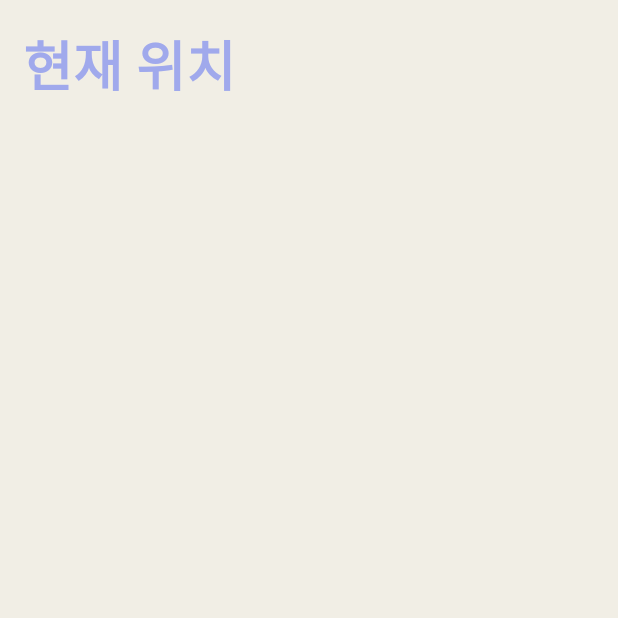
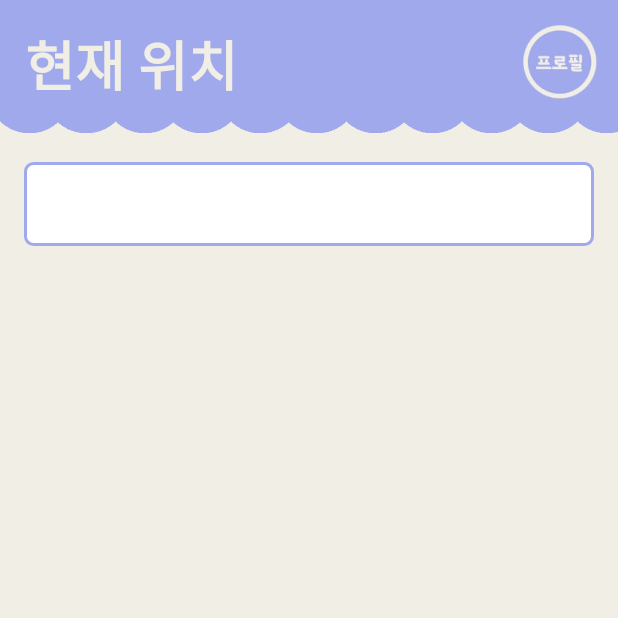
Before and after one commit to BaeYuJin/HADessert, an Android app: the MainActivity screen opened directly, with no data from a screen before it, on a phone screen of 412 x 824 dp, the top half of it. Run offline under Robolectric (Android 15) with nearby library versions, the phone set to English and light mode, and no system bars.

Commit message:
2021-08-13 nijeabob

```diff
--- a/app/src/main/AndroidManifest.xml
+++ b/app/src/main/AndroidManifest.xml
@@ -8,7 +8,8 @@
         android:label="@string/app_name"
         android:roundIcon="@mipmap/ic_launcher_round"
         android:supportsRtl="true"
-        android:theme="@style/Theme.AppCompat.NoActionBar">
+        android:theme="@style/Theme.AppCompat.NoActionBar"
+        android:textColorHint="@color/background_purple">
         <activity android:name=".MainActivity"/>
         <activity android:name=".LoginActivity"/>
         <activity android:name=".SignupActvity"/>
--- a/app/src/main/java/com/example/had/MainActivity.kt
+++ b/app/src/main/java/com/example/had/MainActivity.kt
@@ -4,12 +4,28 @@ import android.content.Intent
 import android.os.Binder
 import androidx.appcompat.app.AppCompatActivity
 import android.os.Bundle
+import android.widget.SearchView
+import com.example.had.databinding.ActivityIdpwfindingBinding
+import com.example.had.databinding.ActivityMainBinding
 
 class MainActivity : AppCompatActivity() {
+    private lateinit var binding: ActivityMainBinding
 
-   override fun onCreate(savedInstanceState: Bundle?) {
+    override fun onCreate(savedInstanceState: Bundle?) {
         super.onCreate(savedInstanceState)
-        setContentView(R.layout.activity_main)
+        binding = ActivityMainBinding.inflate(layoutInflater)
+        setContentView(binding.root)
+
+        binding.searchView.setOnQueryTextListener(object: SearchView.OnQueryTextListener {
+            override fun onQueryTextSubmit(query: String?): Boolean {
+                //searchMovie(query!!)
+                return false
+            }
+
+            override fun onQueryTextChange(newText: String?): Boolean {
+                return false
+            }
+        })
 
     }
 }
--- /dev/null
+++ b/app/src/main/res/drawable/searchview_layout.xml
@@ -0,0 +1,12 @@
+<?xml version="1.0" encoding="utf-8"?>
+<shape xmlns:android="http://schemas.android.com/apk/res/android">
+    <solid android:color="@color/white"/>
+    <stroke
+        android:width="2dp"
+        android:color="@color/background_purple"/>
+    <corners
+        android:topLeftRadius="5dp"
+        android:topRightRadius="5dp"
+        android:bottomLeftRadius="5dp"
+        android:bottomRightRadius="5dp"/>
+</shape>
--- a/app/src/main/res/layout/activity_main.xml
+++ b/app/src/main/res/layout/activity_main.xml
@@ -6,6 +6,15 @@
     android:layout_height="match_parent"
     android:background="@color/background_ivory">
 
+    <ImageView
+        android:id="@+id/imageView"
+        android:layout_width="414dp"
+        android:layout_height="92dp"
+        app:layout_constraintEnd_toEndOf="parent"
+        app:layout_constraintStart_toStartOf="parent"
+        app:layout_constraintTop_toTopOf="parent"
+        app:srcCompat="@drawable/bar" />
+
     <TextView
         android:id="@+id/main_textView"
         android:layout_width="wrap_content"
@@ -13,11 +22,56 @@
         android:layout_marginTop="16dp"
         android:layout_marginEnd="240dp"
         android:text="@string/location"
-        android:textColor="@color/background_purple"
+        android:textColor="@color/background_ivory"
         android:textSize="36sp"
         android:textStyle="bold"
         app:layout_constraintEnd_toEndOf="parent"
+        app:layout_constraintHorizontal_bias="0.551"
         app:layout_constraintStart_toStartOf="parent"
         app:layout_constraintTop_toTopOf="parent" />
 
+    <ImageButton
+        android:id="@+id/profile_imageButton"
+        android:layout_width="wrap_content"
+        android:layout_height="wrap_content"
+        android:layout_marginStart="175dp"
+        android:adjustViewBounds="true"
+        android:background="#00FF0000"
+        android:maxWidth="50dp"
+        android:maxHeight="50dp"
+        android:scaleType="fitCenter"
+        app:layout_constraintEnd_toEndOf="parent"
+        app:layout_constraintStart_toEndOf="@+id/main_textView"
+        app:layout_constraintTop_toTopOf="@+id/main_textView"
+        app:srcCompat="@drawable/profile" />
+
+    <androidx.appcompat.widget.Toolbar
+        android:id="@+id/toolbar"
+        android:layout_width="match_parent"
+        android:layout_height="?attr/actionBarSize"
+        android:layout_marginTop="16dp"
+        android:background="#00FF0000"
+        android:theme="?attr/actionBarTheme"
+        app:contentInsetStart="0dp"
+        app:layout_constraintStart_toStartOf="parent"
+        app:layout_constraintTop_toBottomOf="@+id/imageView">
+
+        <androidx.constraintlayout.widget.ConstraintLayout
+            android:layout_width="match_parent"
+            android:layout_height="match_parent"
+            android:paddingStart="16dp"
+            android:paddingEnd="16dp">
+
+            <SearchView
+                android:id="@+id/searchView"
+                android:layout_width="match_parent"
+                android:layout_height="match_parent"
+                android:layout_centerHorizontal="true"
+                android:iconifiedByDefault="false"
+                android:padding="5dp"
+                android:queryHint="요즘 가장 인기있는 디저트는?"
+                android:background="@drawable/searchview_layout"
+                tools:layout_editor_absoluteX="16dp" />
+        </androidx.constraintlayout.widget.ConstraintLayout>
+    </androidx.appcompat.widget.Toolbar>
 </androidx.constraintlayout.widget.ConstraintLayout>
```
Also changed, not shown: app/src/main/res/drawable-v24/bar.png (added), app/src/main/res/drawable-v24/profile.jpg (added).
